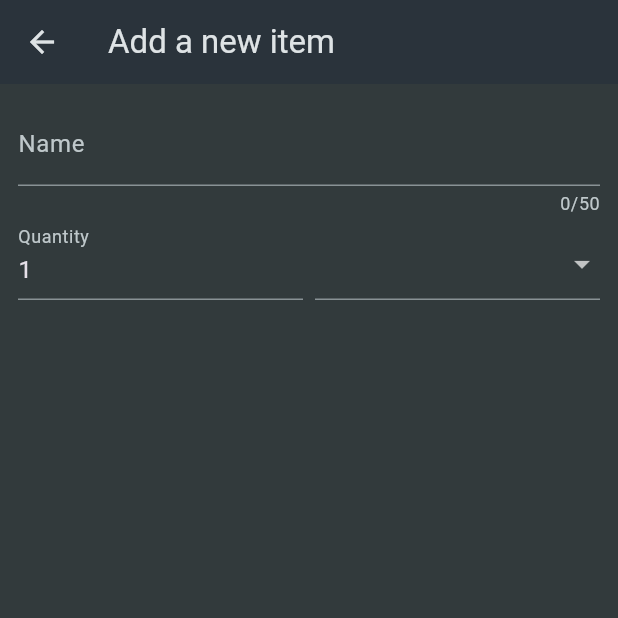
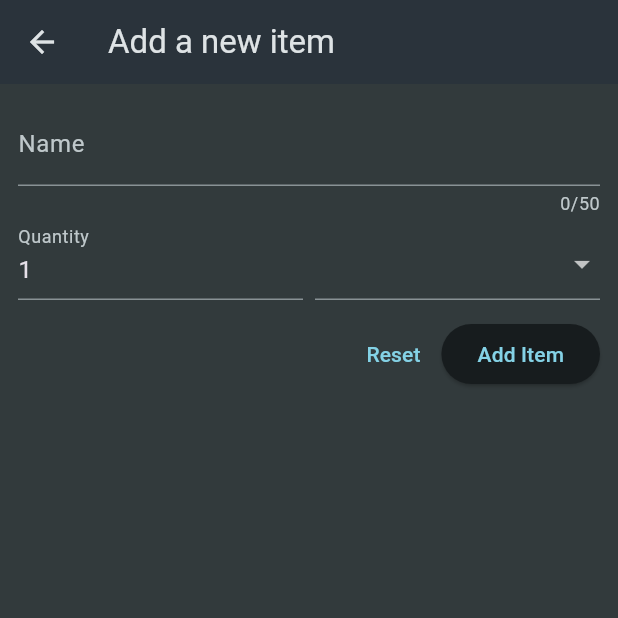
Before and after one commit to lightrao/fdtcg_shopping_list_app, a Flutter app: the NewItem screen opened directly, on a phone screen of 412 x 824 dp, the top half of it. Run offline on Flutter 3.47's test engine with Material 3 defaults, Android fonts, the phone set to English and light mode, and no system bars.

Commit message:
Adding Buttons to a Form

```diff
--- a/lib/widgets/new_item.dart
+++ b/lib/widgets/new_item.dart
@@ -71,6 +71,24 @@ class _NewItemState extends State<NewItem> {
                   ),
                 ],
               ),
+              const SizedBox(
+                height: 12,
+              ),
+              Row(
+                mainAxisAlignment: MainAxisAlignment.end,
+                children: [
+                  TextButton(
+                    onPressed: () {},
+                    child: const Text(
+                      'Reset',
+                    ),
+                  ),
+                  ElevatedButton(
+                    onPressed: () {},
+                    child: const Text('Add Item'),
+                  ),
+                ],
+              ),
             ],
           ),
         ),
```
